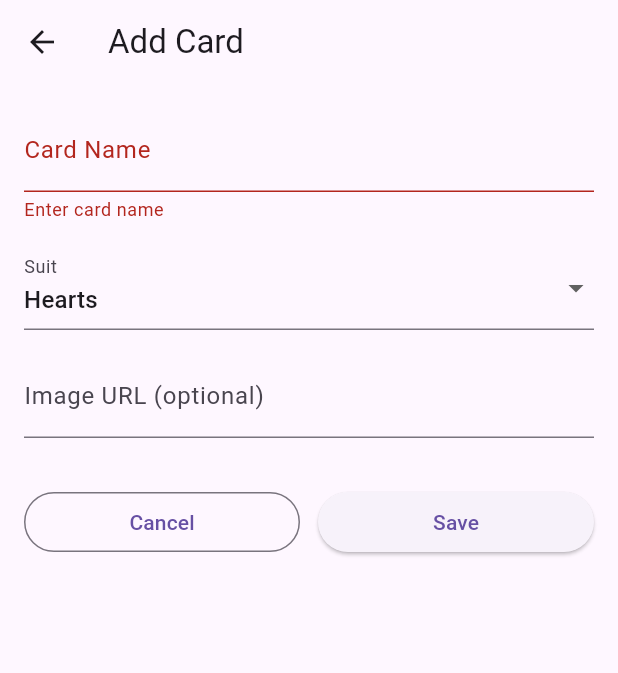
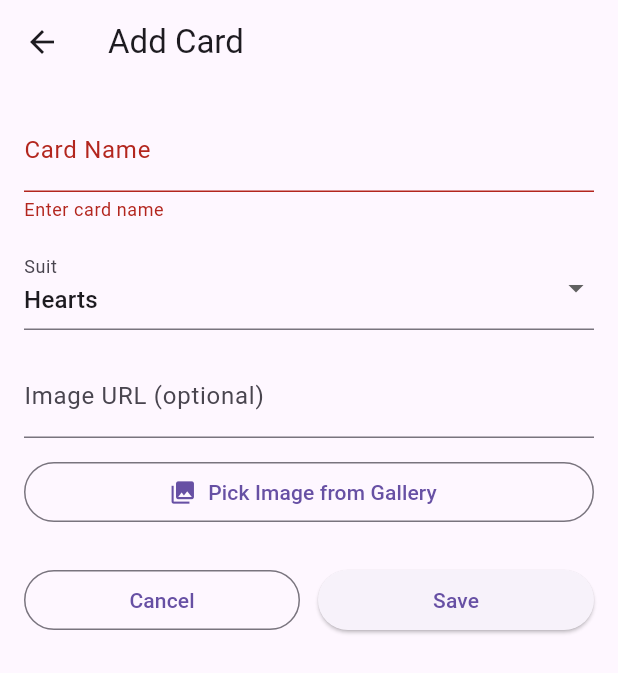
Before and after one commit to Phyvlik/in_class_8_group_partner, a Flutter app: the AddEditCardScreen screen opened directly with empty values, after a tap on "Save", on a phone screen of 412 x 824 dp. Shown: the top 673 px of the screen. Run offline on Flutter 3.47's test engine with Material 3 defaults, Android fonts, the phone set to English and light mode, and no system bars; our stand-ins replace image_picker, sqflite; accounts and stored records are empty.

Commit message:
Bonus: Add gallery image picker with base64 storage
- Pick image from device gallery using image_picker package
- Encode selected image to base64 and store in SQLite image_url column
- Display logic handles both network URLs and base64 (Image.memory)
- Add READ_MEDIA_IMAGES / READ_EXTERNAL_STORAGE permissions (Android)
- Add NSPhotoLibraryUsageDescription to iOS Info.plist
- Document bonus feature implementation in README

```diff
--- a/lib/screens/add_edit_card_screen.dart
+++ b/lib/screens/add_edit_card_screen.dart
@@ -1,4 +1,7 @@
+import 'dart:convert';
+import 'dart:io';
 import 'package:flutter/material.dart';
+import 'package:image_picker/image_picker.dart';
 import '../models/folder.dart';
 import '../models/playing_card.dart';
 import '../repositories/card_repository.dart';
@@ -16,16 +19,25 @@ class AddEditCardScreen extends StatefulWidget {
 class _AddEditCardScreenState extends State<AddEditCardScreen> {
   final _formKey = GlobalKey<FormState>();
   final CardRepository _cardRepo = CardRepository();
+  final ImagePicker _picker = ImagePicker();
 
   late TextEditingController _nameController;
   late TextEditingController _imageUrlController;
   String _suit = 'Hearts';
+  String? _base64Image; // gallery-picked image stored as base64
 
   @override
   void initState() {
     super.initState();
     _nameController = TextEditingController(text: widget.card?.cardName ?? '');
-    _imageUrlController = TextEditingController(text: widget.card?.imageUrl ?? '');
+    final existingUrl = widget.card?.imageUrl ?? '';
+    // If stored value is base64 (not a URL), restore it to gallery state
+    if (existingUrl.isNotEmpty && !existingUrl.startsWith('http')) {
+      _base64Image = existingUrl;
+      _imageUrlController = TextEditingController(text: '');
+    } else {
+      _imageUrlController = TextEditingController(text: existingUrl);
+    }
     _suit = widget.card?.suit ?? 'Hearts';
   }
 
@@ -36,15 +48,37 @@ class _AddEditCardScreenState extends State<AddEditCardScreen> {
     super.dispose();
   }
 
+  Future<void> _pickFromGallery() async {
+    final XFile? picked = await _picker.pickImage(
+      source: ImageSource.gallery,
+      maxWidth: 800,
+      maxHeight: 800,
+      imageQuality: 85,
+    );
+    if (picked == null) return;
+
+    final bytes = await File(picked.path).readAsBytes();
+    setState(() {
+      _base64Image = base64Encode(bytes);
+      _imageUrlController.clear();
+    });
+  }
+
   Future<void> _saveCard() async {
     if (_formKey.currentState!.validate()) {
+      // Gallery base64 takes priority over typed URL
+      String? imageValue;
+      if (_base64Image != null) {
+        imageValue = _base64Image;
+      } else if (_imageUrlController.text.trim().isNotEmpty) {
+        imageValue = _imageUrlController.text.trim();
+      }
+
       final card = PlayingCard(
         id: widget.card?.id,
         cardName: _nameController.text.trim(),
         suit: _suit,
-        imageUrl: _imageUrlController.text.trim().isEmpty
-            ? null
-            : _imageUrlController.text.trim(),
+        imageUrl: imageValue,
         folderId: widget.folder.id!,
       );
 
@@ -56,6 +90,32 @@ class _AddEditCardScreenState extends State<AddEditCardScreen> {
 
       Navigator.pop(context);
     }
+  }
+
+  Widget _buildPreview() {
+    if (_base64Image != null) {
+      return Padding(
+        padding: EdgeInsets.symmetric(vertical: 8),
+        child: Image.memory(
+          base64Decode(_base64Image!),
+          height: 120,
+          fit: BoxFit.contain,
+          errorBuilder: (_, _, _) => Icon(Icons.broken_image, size: 60),
+        ),
+      );
+    }
+    if (_imageUrlController.text.isNotEmpty) {
+      return Padding(
+        padding: EdgeInsets.symmetric(vertical: 8),
+        child: Image.network(
+          _imageUrlController.text,
+          height: 120,
+          fit: BoxFit.contain,
+          errorBuilder: (_, _, _) => Icon(Icons.broken_image, size: 60),
+        ),
+      );
+    }
+    return SizedBox.shrink();
   }
 
   @override
@@ -92,18 +152,25 @@ class _AddEditCardScreenState extends State<AddEditCardScreen> {
                   labelText: 'Image URL (optional)',
                   hintText: 'https://example.com/card.png',
                 ),
+                onChanged: (_) {
+                  if (_base64Image != null) {
+                    setState(() => _base64Image = null);
+                  } else {
+                    setState(() {});
+                  }
+                },
               ),
-              SizedBox(height: 8),
-              if (_imageUrlController.text.isNotEmpty)
-                Padding(
-                  padding: EdgeInsets.symmetric(vertical: 8),
-                  child: Image.network(
-                    _imageUrlController.text,
-                    height: 120,
-                    errorBuilder: (_, _, _) =>
-                        Icon(Icons.broken_image, size: 60),
-                  ),
+              SizedBox(height: 12),
+              OutlinedButton.icon(
+                onPressed: _pickFromGallery,
+                icon: Icon(Icons.photo_library),
+                label: Text(
+                  _base64Image != null
+                      ? 'Gallery image selected — tap to change'
+                      : 'Pick Image from Gallery',
                 ),
+              ),
+              _buildPreview(),
               SizedBox(height: 24),
               Row(
                 children: [
--- a/lib/screens/cards_screen.dart
+++ b/lib/screens/cards_screen.dart
@@ -1,3 +1,4 @@
+import 'dart:convert';
 import 'package:flutter/material.dart';
 import '../models/folder.dart';
 import '../models/playing_card.dart';
@@ -63,6 +64,22 @@ class _CardsScreenState extends State<CardsScreen> {
     if (card.imageUrl == null || card.imageUrl!.isEmpty) {
       return Icon(Icons.style, size: 48, color: Colors.grey);
     }
+    // Base64-encoded gallery image
+    if (!card.imageUrl!.startsWith('http')) {
+      try {
+        return Image.memory(
+          base64Decode(card.imageUrl!),
+          width: 60,
+          height: 84,
+          fit: BoxFit.contain,
+          errorBuilder: (_, _, _) =>
+              Icon(Icons.broken_image, size: 48, color: Colors.grey),
+        );
+      } catch (_) {
+        return Icon(Icons.broken_image, size: 48, color: Colors.grey);
+      }
+    }
+    // Network URL
     return Image.network(
       card.imageUrl!,
       width: 60,
```
Also changed, not shown: 3 other files.
